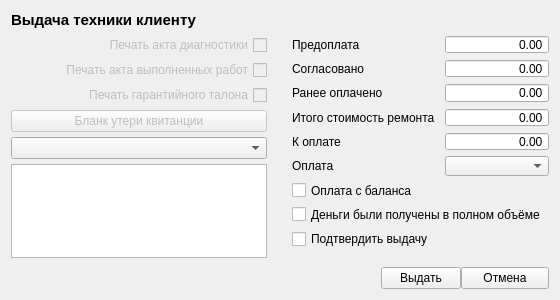
This is widgets/sdialogissuerepair.ui in solderercb/snap_crm as Qt 5 draws it before an edit. The edited form follows.
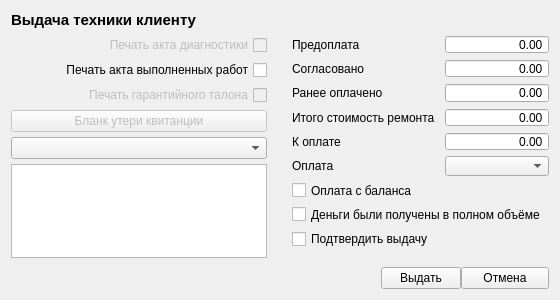
This is the edited form. Custom widgets are drawn as their Qt base class.

The edit to the form file:
```diff
--- a/widgets/sdialogissuerepair.ui
+++ b/widgets/sdialogissuerepair.ui
@@ -61,7 +61,7 @@
        <item>
         <widget class="QCheckBox" name="checkBoxWorksDocPrint">
          <property name="enabled">
-          <bool>false</bool>
+          <bool>true</bool>
          </property>
          <property name="layoutDirection">
           <enum>Qt::RightToLeft</enum>
```
